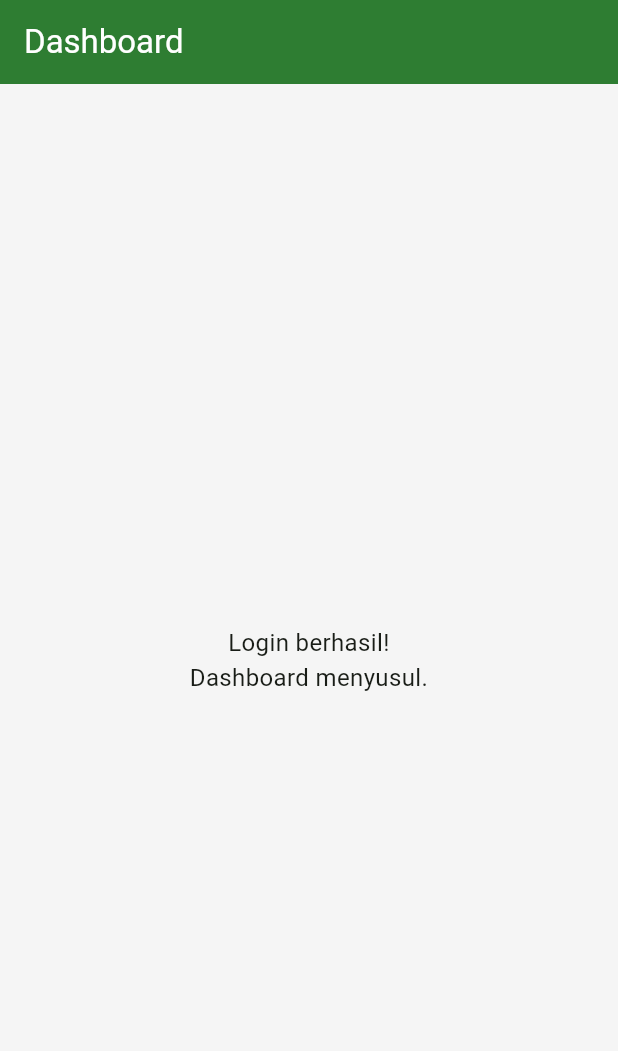
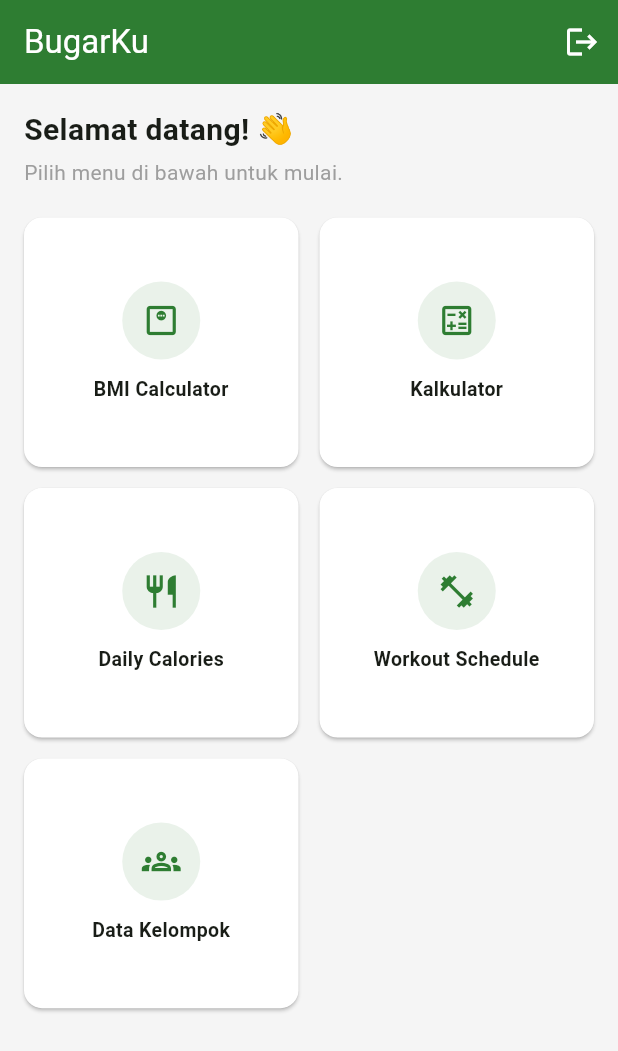
Before and after one commit to tikodjati/bugarku, a Flutter app: the HomePage screen opened directly, on a phone screen of 412 x 824 dp. Shown: the top 1051 px of the screen. Run offline on Flutter 3.47's test engine with Material 3 defaults, Android fonts, the phone set to English and light mode, and no system bars.

Commit message:
feat(dashboard): membuat dashboard untuk landing setelah login

```diff
--- a/lib/pages/home_page.dart
+++ b/lib/pages/home_page.dart
@@ -1,26 +1,87 @@
 import 'package:flutter/material.dart';
 import '../utils/constants.dart';
+import '../widgets/menu_card.dart';
+import 'login_page.dart';
 
 class HomePage extends StatelessWidget {
   const HomePage({super.key});
 
+  void _openPage(BuildContext context, String label) {
+    // TODO: ganti dengan Navigator.push ke halaman asli setiap fitur
+    // sudah dibuat (bmi_page.dart, calculator_page.dart, dst).
+    ScaffoldMessenger.of(context).showSnackBar(
+      SnackBar(content: Text('$label belum tersedia.')),
+    );
+  }
+
+  void _logout(BuildContext context) {
+    Navigator.of(context).pushAndRemoveUntil(
+      MaterialPageRoute(builder: (context) => const LoginPage()),
+      (route) => false,
+    );
+  }
+
   @override
   Widget build(BuildContext context) {
-    // TODO: ganti dengan menu grid (BMI Calculator, Kalkulator, Daily
-    // Calories, Workout Schedule, Data Kelompok) saat halaman-halaman
-    // tersebut sudah dibuat.
+    final menuItems = [
+      (icon: Icons.monitor_weight_outlined, label: 'BMI Calculator'),
+      (icon: Icons.calculate_outlined, label: 'Kalkulator'),
+      (icon: Icons.restaurant_outlined, label: 'Daily Calories'),
+      (icon: Icons.fitness_center_outlined, label: 'Workout Schedule'),
+      (icon: Icons.groups_outlined, label: 'Data Kelompok'),
+    ];
+
     return Scaffold(
       backgroundColor: AppColors.background,
       appBar: AppBar(
-        title: const Text('Dashboard'),
+        title: const Text('BugarKu'),
         backgroundColor: AppColors.primary,
         foregroundColor: Colors.white,
+        actions: [
+          IconButton(
+            icon: const Icon(Icons.logout),
+            tooltip: 'Logout',
+            onPressed: () => _logout(context),
+          ),
+        ],
       ),
-      body: const Center(
-        child: Text(
-          'Login berhasil!\nDashboard menyusul.',
-          textAlign: TextAlign.center,
-          style: TextStyle(fontSize: 16),
+      body: SafeArea(
+        child: Padding(
+          padding: const EdgeInsets.all(16),
+          child: Column(
+            crossAxisAlignment: CrossAxisAlignment.start,
+            children: [
+              const Text(
+                'Selamat datang! 👋',
+                style: TextStyle(fontSize: 20, fontWeight: FontWeight.bold),
+              ),
+              const SizedBox(height: 4),
+              const Text(
+                'Pilih menu di bawah untuk mulai.',
+                style: TextStyle(fontSize: 14, color: Colors.grey),
+              ),
+              const SizedBox(height: 20),
+              Expanded(
+                child: GridView.builder(
+                  itemCount: menuItems.length,
+                  gridDelegate: const SliverGridDelegateWithFixedCrossAxisCount(
+                    crossAxisCount: 2,
+                    crossAxisSpacing: 14,
+                    mainAxisSpacing: 14,
+                    childAspectRatio: 1.1,
+                  ),
+                  itemBuilder: (context, index) {
+                    final item = menuItems[index];
+                    return MenuCard(
+                      icon: item.icon,
+                      label: item.label,
+                      onTap: () => _openPage(context, item.label),
+                    );
+                  },
+                ),
+              ),
+            ],
+          ),
         ),
       ),
     );
--- /dev/null
+++ b/lib/widgets/menu_card.dart
@@ -0,0 +1,50 @@
+import 'package:flutter/material.dart';
+import '../utils/constants.dart';
+
+class MenuCard extends StatelessWidget {
+  final IconData icon;
+  final String label;
+  final VoidCallback onTap;
+
+  const MenuCard({
+    super.key,
+    required this.icon,
+    required this.label,
+    required this.onTap,
+  });
+
+  @override
+  Widget build(BuildContext context) {
+    return Material(
+      color: Colors.white,
+      borderRadius: BorderRadius.circular(12),
+      elevation: 1,
+      child: InkWell(
+        borderRadius: BorderRadius.circular(12),
+        onTap: onTap,
+        child: Padding(
+          padding: const EdgeInsets.symmetric(vertical: 20, horizontal: 8),
+          child: Column(
+            mainAxisAlignment: MainAxisAlignment.center,
+            children: [
+              CircleAvatar(
+                radius: 26,
+                backgroundColor: AppColors.primary.withOpacity(0.1),
+                child: Icon(icon, color: AppColors.primary, size: 26),
+              ),
+              const SizedBox(height: 10),
+              Text(
+                label,
+                textAlign: TextAlign.center,
+                style: const TextStyle(
+                  fontSize: 13,
+                  fontWeight: FontWeight.w600,
+                ),
+              ),
+            ],
+          ),
+        ),
+      ),
+    );
+  }
+}
```
